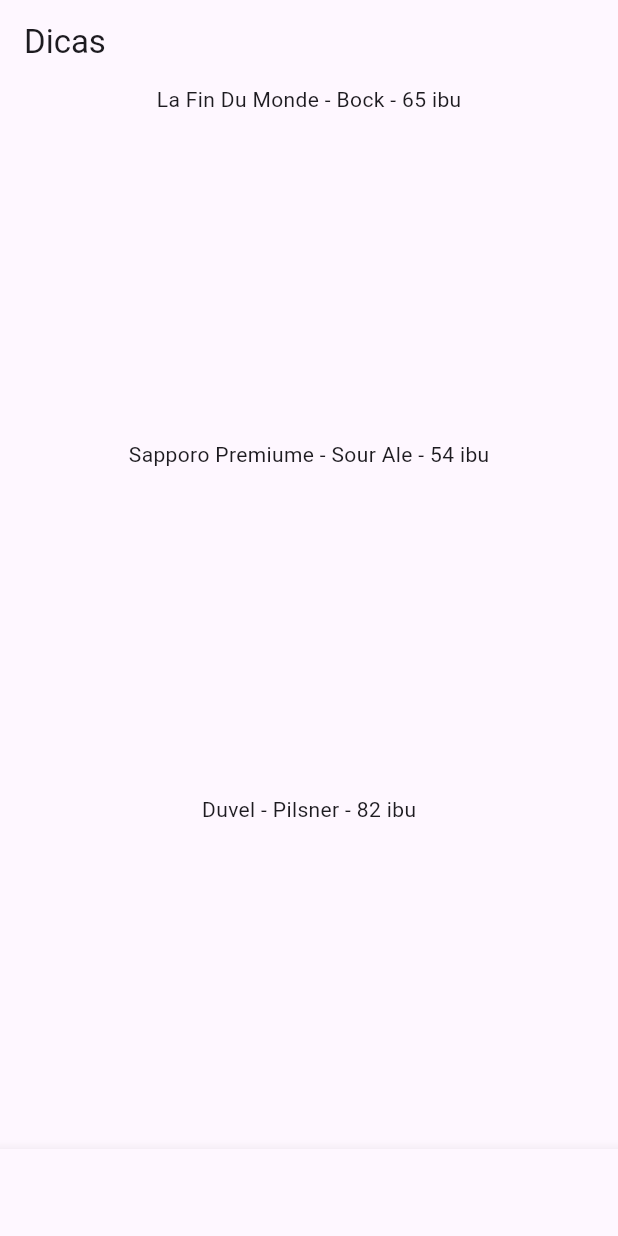
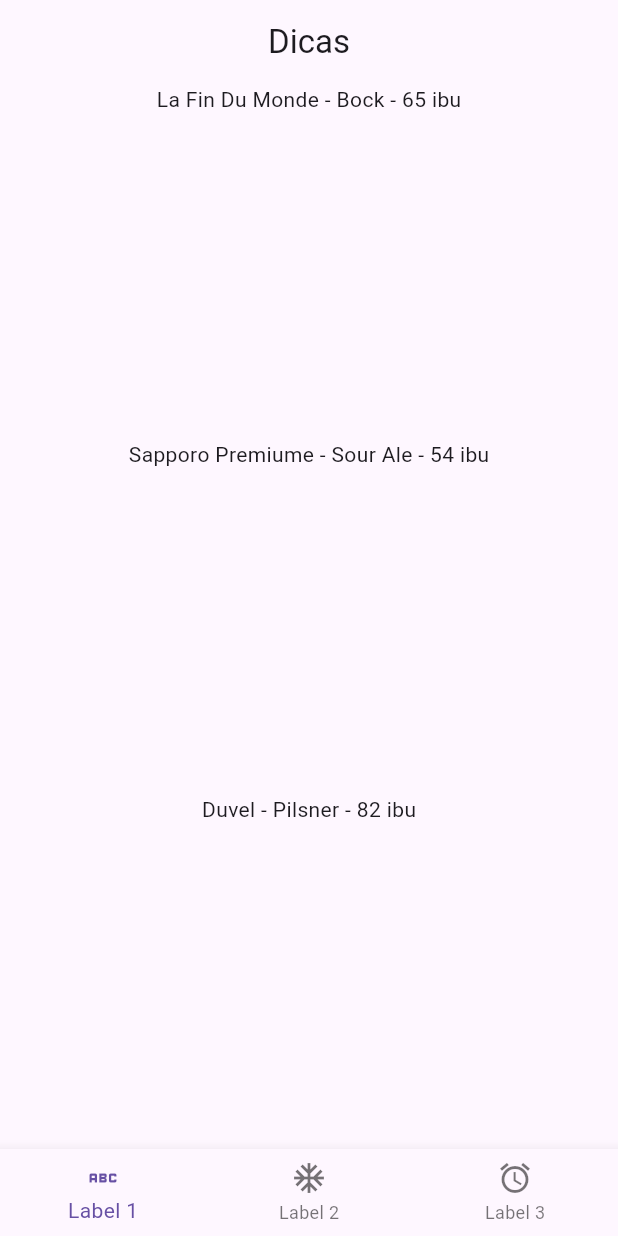
Before and after one commit to ViniciusMaiaM/OOP1, a Flutter app: the screen it shows after launch, on a phone screen of 412 x 824 dp. Run offline on Flutter 3.47's test engine with Material 3 defaults, Android fonts, the light colour scheme and no system bars; our stand-ins replace flutter_hooks, flutter_spinkit.

Commit message:
feat(recipe2): add tasks 1 to 4

```diff
--- a/tutoring_exercises/recipe2/lib/main.dart
+++ b/tutoring_exercises/recipe2/lib/main.dart
@@ -28,6 +28,7 @@
 void main() {
   MaterialApp app = MaterialApp(
     theme: ThemeData(primarySwatch: Colors.deepPurple),
+    debugShowCheckedModeBanner: false,
     home: Scaffold(
       appBar: CustomAppBar(),
       body: const BodyContent(),
@@ -36,7 +37,6 @@
           NavBarItem(icon: const Icon(Icons.abc), label: 'Label 1'),
           NavBarItem(icon: const Icon(Icons.ac_unit), label: 'Label 2'),
           NavBarItem(icon: const Icon(Icons.access_alarm), label: 'Label 3'),
-          NavBarItem(icon: const Icon(Icons.accessibility), label: 'Label 4'),
         ],
         onTap: (index) {
           print("Tapped on item $index");
@@ -71,9 +71,17 @@
   }
 }
 
-class CustomAppBar extends AppBar {
-  CustomAppBar({super.key})
-      : super(
-          title: const Text("Dicas"),
-        );
+class CustomAppBar extends StatelessWidget implements PreferredSizeWidget {
+  const CustomAppBar({super.key});
+
+  @override
+  Widget build(BuildContext context) {
+    return AppBar(
+      title: const Text("Dicas"),
+      centerTitle: true,
+    );
+  }
+
+  @override
+  Size get preferredSize => const Size.fromHeight(kToolbarHeight);
 }
```
